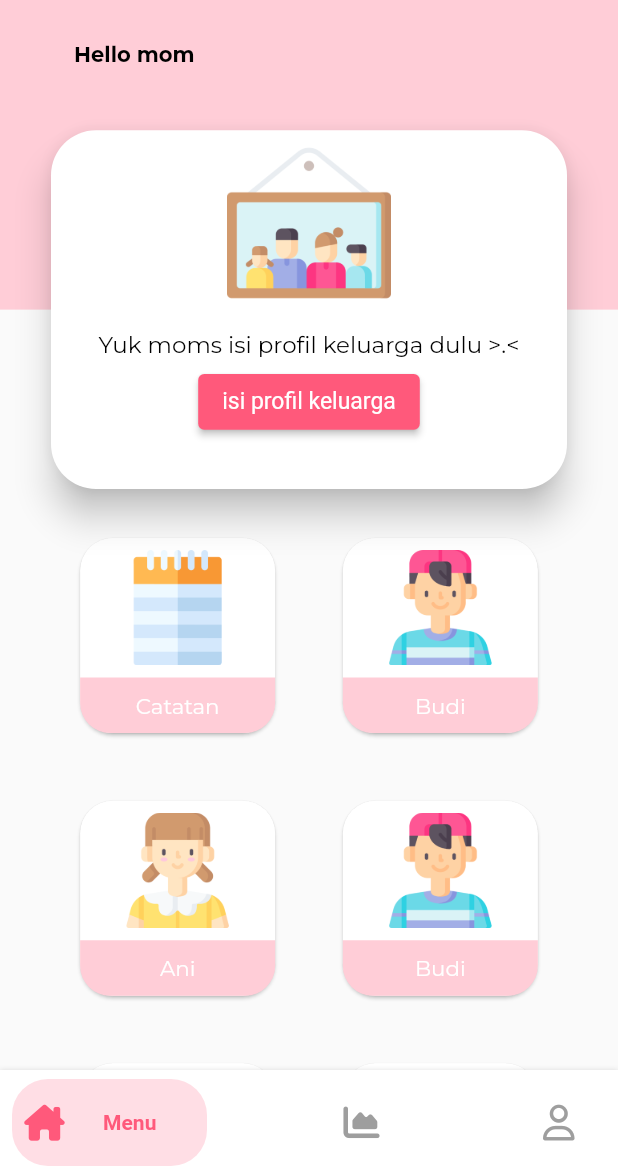
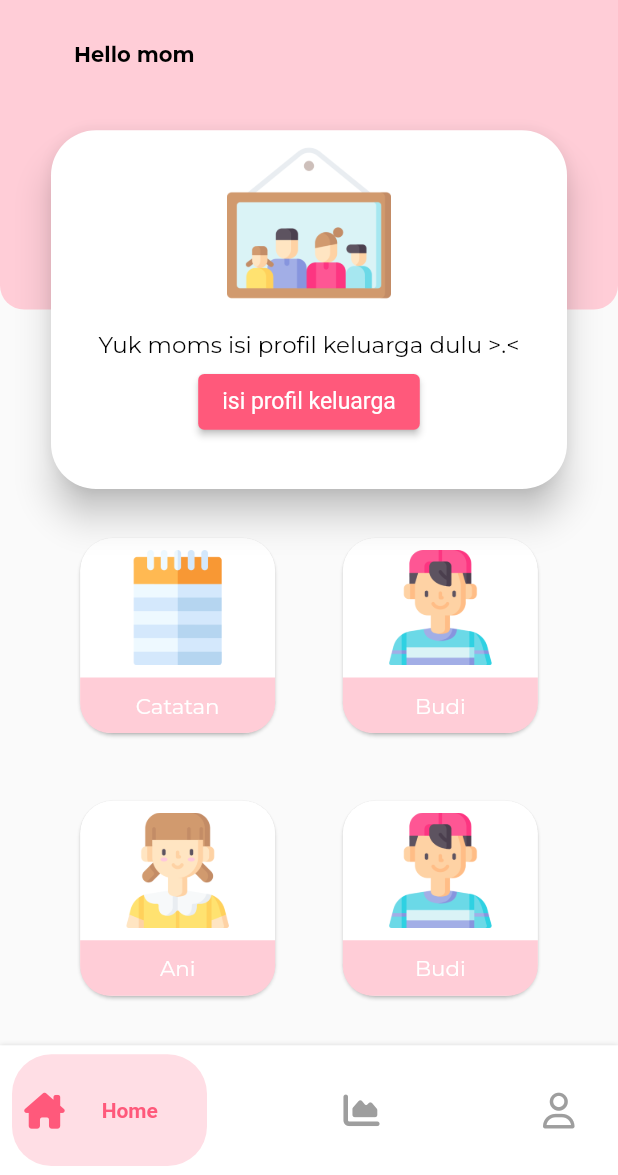
Before and after one commit to kfahmi77/mamanotes, a Flutter app: the DashboardView screen opened by its route, on a phone screen of 412 x 824 dp, the part 61-1236 px from its top. Run offline on Flutter 3.47's test engine with Material 2 defaults, Android fonts, the phone set to English and light mode, and no system bars; our stand-ins replace cached_network_image, cloud_firestore, firebase_auth, firebase_core, firebase_storage, flutter_screenutil and 6 more; accounts and stored records are empty.

Commit message:
fix menu home dan bottom navigation

```diff
--- a/lib/app/modules/dashboard/views/dashboard_view.dart
+++ b/lib/app/modules/dashboard/views/dashboard_view.dart
@@ -1,4 +1,5 @@
 import 'package:flutter/material.dart';
+import 'package:flutter_screenutil/flutter_screenutil.dart';
 import 'package:font_awesome_flutter/font_awesome_flutter.dart';
 
 import 'package:mamanotes/app/data/common/style.dart';
@@ -26,24 +27,24 @@ class _DashboardViewState extends State<DashboardView> {
 
   Widget buildBottomBar() {
     return CustomAnimatedBottomBar(
-      containerHeight: 70,
+      containerHeight: 70.h,
       backgroundColor: Colors.white,
       selectedIndex: _currentIndex,
       showElevation: true,
-      itemCornerRadius: 24,
+      itemCornerRadius: 24.r,
       curve: Curves.easeIn,
       onItemSelected: (index) => setState(() => _currentIndex = index),
       items: <BottomNavyBarItem>[
         BottomNavyBarItem(
             icon: const FaIcon(FontAwesomeIcons.houseChimney),
-            title: const Text('Menu Utama'),
+            title: const Text('Home'),
             activeColor: red,
             inactiveColor: _inactiveColor,
             textAlign: TextAlign.center,
             style: redTextStyle.copyWith(fontWeight: normal)),
         BottomNavyBarItem(
           icon: const FaIcon(FontAwesomeIcons.chartArea),
-          title: const Text('Kenangan'),
+          title: const Text('Kenanganku'),
           activeColor: red,
           inactiveColor: _inactiveColor,
           textAlign: TextAlign.center,
--- a/lib/app/modules/home/views/home_view.dart
+++ b/lib/app/modules/home/views/home_view.dart
@@ -127,6 +127,9 @@ class MySliverAppBar extends SliverPersistentHeaderDelegate {
               centerTitle: true,
               backgroundColor: background,
               elevation: 0.0,
+              shape: const RoundedRectangleBorder(
+                  borderRadius:
+                      BorderRadius.vertical(bottom: Radius.circular(16))),
               title: Opacity(
                   opacity: hideTitleWhenExpanded ? 1.0 - percent : 1.0,
                   child: const LogoWidget()),
```
